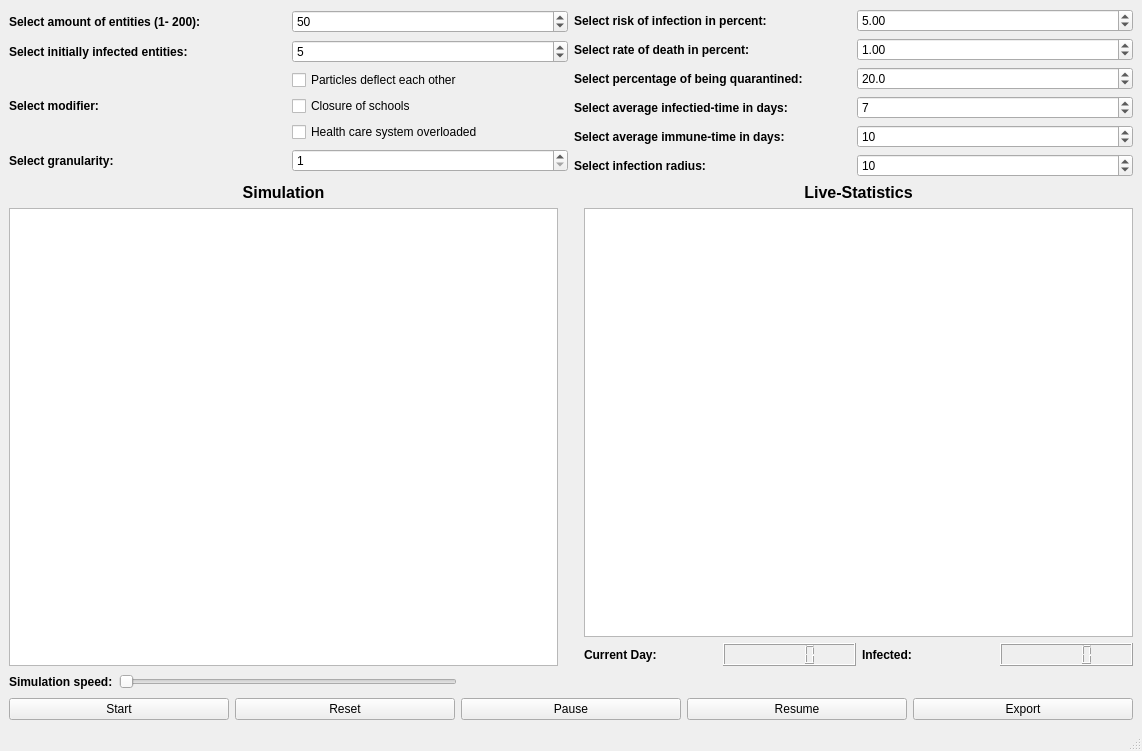
Before: the Qt Designer form resources/mainwindow.ui in JonasAdler/pandemic_simulator, drawn with Qt 5.
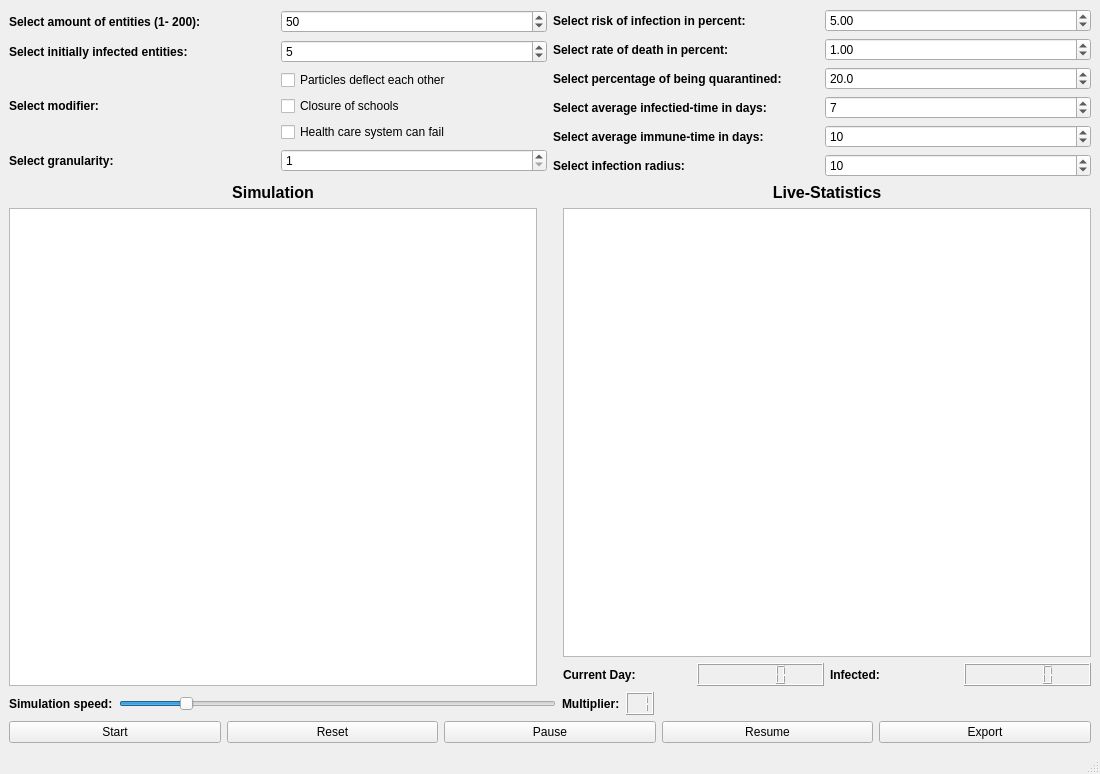
After: the same form once the commit is applied.

```diff
--- a/resources/mainwindow.ui
+++ b/resources/mainwindow.ui
@@ -6,8 +6,8 @@
    <rect>
     <x>0</x>
     <y>0</y>
-    <width>1142</width>
-    <height>751</height>
+    <width>1100</width>
+    <height>774</height>
    </rect>
   </property>
   <property name="windowTitle">
@@ -123,7 +123,7 @@
               <item>
                <widget class="QCheckBox" name="healthCareOverloadedCheckBox">
                 <property name="text">
-                 <string>Health care system overloaded</string>
+                 <string>Health care system can fail</string>
                 </property>
                </widget>
               </item>
@@ -287,6 +287,9 @@
             </item>
             <item>
              <widget class="QSpinBox" name="avgInfectionTimeSpinBox">
+              <property name="buttonSymbols">
+               <enum>QAbstractSpinBox::UpDownArrows</enum>
+              </property>
               <property name="minimum">
                <number>1</number>
               </property>
@@ -504,6 +507,15 @@
         </item>
         <item>
          <widget class="QSlider" name="speedOfSimSlider">
+          <property name="minimum">
+           <number>30</number>
+          </property>
+          <property name="maximum">
+           <number>240</number>
+          </property>
+          <property name="value">
+           <number>60</number>
+          </property>
           <property name="orientation">
            <enum>Qt::Horizontal</enum>
           </property>
@@ -513,17 +525,39 @@
          </widget>
         </item>
         <item>
-         <spacer name="horizontalSpacer_2">
-          <property name="orientation">
-           <enum>Qt::Horizontal</enum>
+         <widget class="QLabel" name="label_15">
+          <property name="font">
+           <font>
+            <weight>75</weight>
+            <bold>true</bold>
+           </font>
           </property>
-          <property name="sizeHint" stdset="0">
-           <size>
-            <width>20</width>
-            <height>20</height>
-           </size>
+          <property name="text">
+           <string>Multiplier:</string>
           </property>
-         </spacer>
+         </widget>
+        </item>
+        <item>
+         <widget class="QLCDNumber" name="multiplyLCD">
+          <property name="inputMethodHints">
+           <set>Qt::ImhNone</set>
+          </property>
+          <property name="smallDecimalPoint">
+           <bool>true</bool>
+          </property>
+          <property name="digitCount">
+           <number>2</number>
+          </property>
+          <property name="segmentStyle">
+           <enum>QLCDNumber::Filled</enum>
+          </property>
+          <property name="value" stdset="0">
+           <double>1.000000000000000</double>
+          </property>
+          <property name="intValue" stdset="0">
+           <number>1</number>
+          </property>
+         </widget>
         </item>
         <item>
          <spacer name="horizontalSpacer">
```
Left out of the diff: 6 changed lines with no effect on the pictures.
